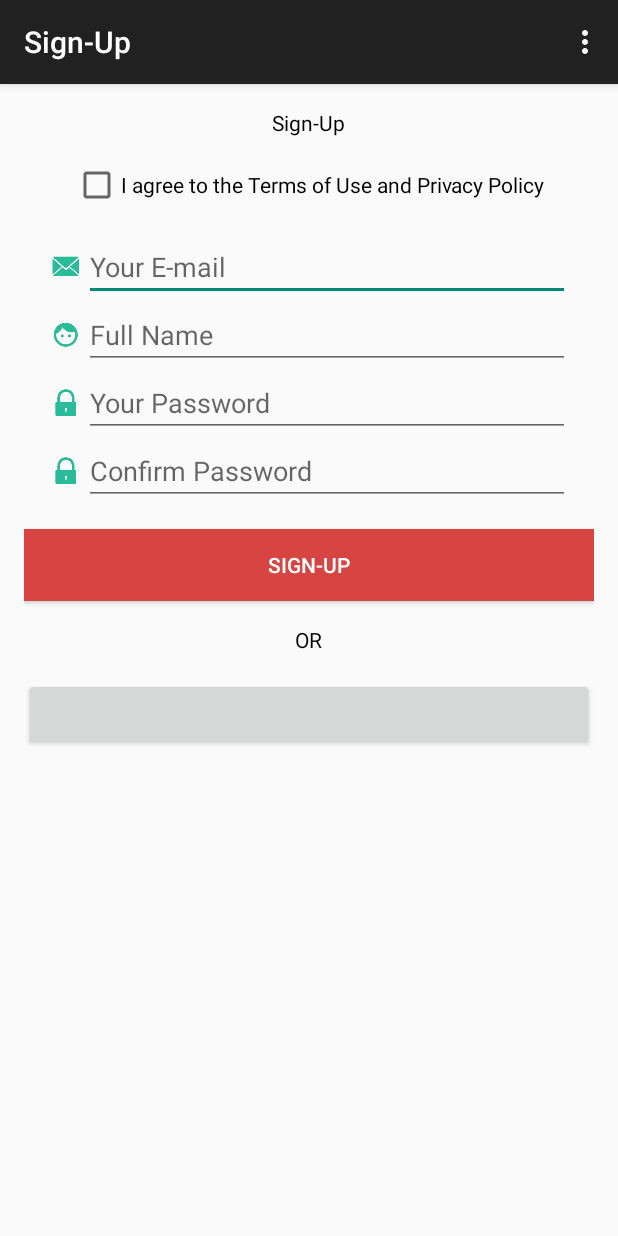
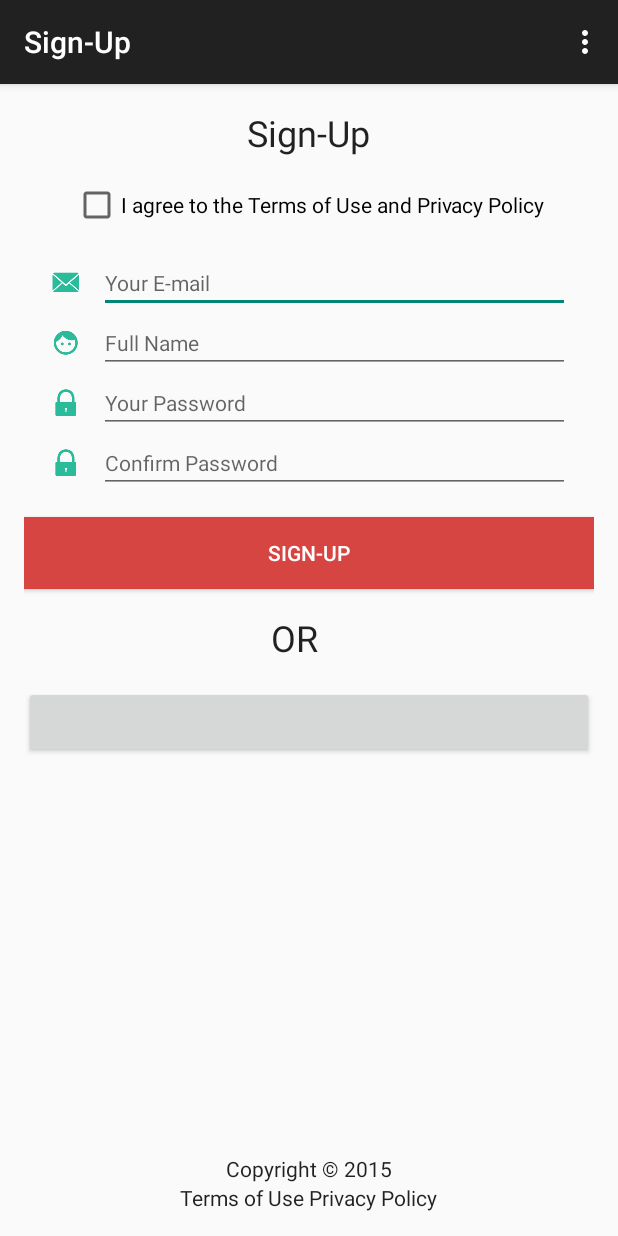
Before and after one commit to hananideen/Login, an Android app: the screen it shows after launch (MainActivity), on a phone screen of 412 x 824 dp. Run offline under Robolectric (Android 15) with nearby library versions, the phone set to English and light mode, and no system bars; libraries missing offline, so code that uses them is left out: com.facebook, com.facebook.appevents, com.facebook.login; plain views replace LoginButton; 4 statements that could not run were skipped.

Commit message:
Fix layout

```diff
--- a/app/src/main/res/layout/fragment_main.xml
+++ b/app/src/main/res/layout/fragment_main.xml
@@ -1,32 +1,40 @@
-<LinearLayout xmlns:android="http://schemas.android.com/apk/res/android"
-    xmlns:tools="http://schemas.android.com/tools" android:layout_width="match_parent"
-    android:layout_height="match_parent" android:paddingLeft="@dimen/activity_horizontal_margin"
+<RelativeLayout xmlns:android="http://schemas.android.com/apk/res/android"
+    xmlns:tools="http://schemas.android.com/tools"
+    android:layout_width="match_parent"
+    android:layout_height="match_parent"
+    android:paddingLeft="@dimen/activity_horizontal_margin"
     android:paddingRight="@dimen/activity_horizontal_margin"
     android:paddingTop="@dimen/activity_vertical_margin"
-    android:paddingBottom="@dimen/activity_vertical_margin" tools:context=".MainActivityFragment"
-    android:orientation="vertical">
+    android:paddingBottom="@dimen/activity_vertical_margin"
+    tools:context=".MainActivityFragment">
 
     <TextView
         android:layout_width="wrap_content"
         android:layout_height="wrap_content"
         android:paddingBottom="16dp"
         android:text="@string/signup"
-        android:id="@+id/textView1"
-        android:layout_gravity="center"
-        android:textColor="@color/black"/>
+        android:id="@+id/tv_title"
+        style="@style/Base.TextAppearance.AppCompat.Headline"
+        android:layout_centerHorizontal="true" />
 
     <CheckBox
         android:layout_width="wrap_content"
         android:layout_height="wrap_content"
         android:layout_gravity="center"
         android:text="@string/terms"
-        android:id="@+id/checkBox" />
+        android:id="@+id/checkBox"
+        android:layout_centerHorizontal="true"
+        android:layout_below="@+id/tv_title"/>
 
     <LinearLayout
         android:padding="16dp"
         android:orientation="vertical"
         android:layout_width="match_parent"
-        android:layout_height="wrap_content">
+        android:layout_height="wrap_content"
+        android:id="@+id/ll_details"
+        android:layout_below="@+id/checkBox"
+        android:layout_alignParentLeft="true"
+        android:layout_alignParentStart="true">
 
         <LinearLayout
             android:layout_width="match_parent"
@@ -36,16 +44,18 @@
             <ImageView
                 android:layout_width="wrap_content"
                 android:layout_height="wrap_content"
-                android:id="@+id/imageView"
+                android:paddingRight="10dp"
+                android:id="@+id/iv_email"
                 android:layout_gravity="center"
                 android:src="@drawable/ic_email"/>
 
             <EditText
                 android:layout_width="match_parent"
                 android:layout_height="wrap_content"
-                android:id="@+id/editText1"
+                android:id="@+id/et_email"
                 android:hint="@string/email"
-                android:inputType="textEmailAddress"/>
+                android:inputType="textEmailAddress"
+                style="@style/Base.TextAppearance.AppCompat"/>
 
         </LinearLayout>
 
@@ -57,16 +67,18 @@
             <ImageView
                 android:layout_width="wrap_content"
                 android:layout_height="wrap_content"
-                android:id="@+id/imageView2"
+                android:paddingRight="10dp"
+                android:id="@+id/iv_name"
                 android:layout_gravity="center"
                 android:src="@drawable/ic_face"/>
 
             <EditText
                 android:layout_width="match_parent"
                 android:layout_height="wrap_content"
-                android:id="@+id/editText2"
+                android:id="@+id/et_name"
                 android:hint="@string/name"
-                android:inputType="textCapWords"/>
+                android:inputType="textCapWords"
+                style="@style/Base.TextAppearance.AppCompat"/>
             </LinearLayout>
 
         <LinearLayout
@@ -77,16 +89,18 @@
             <ImageView
                 android:layout_width="wrap_content"
                 android:layout_height="wrap_content"
-                android:id="@+id/imageView3"
+                android:paddingRight="10dp"
+                android:id="@+id/ic_pass"
                 android:layout_gravity="center"
                 android:src="@drawable/ic_password"/>
 
             <EditText
                 android:layout_width="match_parent"
                 android:layout_height="wrap_content"
-                android:id="@+id/editText3"
+                android:id="@+id/et_pass"
                 android:hint="@string/pass"
-                android:inputType="textPassword"/>
+                android:inputType="textPassword"
+                style="@style/Base.TextAppearance.AppCompat"/>
             </LinearLayout>
 
         <LinearLayout
@@ -97,16 +111,18 @@
             <ImageView
                 android:layout_width="wrap_content"
                 android:layout_height="wrap_content"
-                android:id="@+id/imageView4"
+                android:paddingRight="10dp"
+                android:id="@+id/iv_confirm_pass"
                 android:layout_gravity="center"
                 android:src="@drawable/ic_password"/>
 
             <EditText
                 android:layout_width="match_parent"
                 android:layout_height="wrap_content"
-                android:id="@+id/editText4"
+                android:id="@+id/et_confirm_pass"
                 android:hint="@string/confirmPass"
-                android:inputType="textPassword"/>
+                android:inputType="textPassword"
+                style="@style/Base.TextAppearance.AppCompat"/>
             </LinearLayout>
     </LinearLayout>
 
@@ -116,21 +132,56 @@
         android:layout_height="wrap_content"
         android:text="@string/signup"
         android:background="@drawable/button_bg"
-        android:textColor="@color/white"/>
+        android:textColor="@color/white"
+        android:layout_below="@+id/ll_details"
+        android:layout_alignParentLeft="true"
+        android:layout_alignParentStart="true" />
 
     <TextView
         android:layout_width="wrap_content"
         android:layout_height="wrap_content"
         android:padding="16dp"
         android:text="OR"
-        android:id="@+id/textView2"
+        android:id="@+id/tv_or"
         android:layout_gravity="center"
-        android:textColor="@color/black"/>
+        style="@style/Base.TextAppearance.AppCompat.Headline"
+        android:layout_below="@+id/btn_signup"
+        android:layout_alignLeft="@+id/tv_title"
+        android:layout_alignStart="@+id/tv_title" />
 
     <com.facebook.login.widget.LoginButton
         android:id="@+id/login_button"
         android:layout_width="match_parent"
         android:layout_height="wrap_content"
-        />
+        android:paddingTop="10dp"
+        android:paddingBottom="10dp"
+        android:layout_below="@+id/tv_or"
+        android:layout_alignParentLeft="true"
+        android:layout_alignParentStart="true" />
 
-</LinearLayout>
+    <LinearLayout
+        android:layout_width="match_parent"
+        android:layout_height="wrap_content"
+        android:orientation="vertical"
+        android:layout_alignParentBottom="true"
+        android:id="@+id/linearLayout2">
+
+        <TextView
+            android:layout_width="wrap_content"
+            android:layout_height="wrap_content"
+            android:text="@string/copyright"
+            android:id="@+id/tv_copyright"
+            android:layout_gravity="center"
+            style="@style/Base.TextAppearance.AppCompat"/>
+
+        <TextView
+            android:layout_width="wrap_content"
+            android:layout_height="wrap_content"
+            android:text="@string/policy"
+            android:layout_gravity="center"
+            android:id="@+id/tv_policy"
+            style="@style/Base.TextAppearance.AppCompat"/>
+
+    </LinearLayout>
+
+</RelativeLayout>
--- a/app/src/main/res/values/strings.xml
+++ b/app/src/main/res/values/strings.xml
@@ -1,6 +1,8 @@
 <resources>
     <string name="app_name">Login</string>
     <string name="action_settings">Settings</string>
+
+    <!--Sign-UP-->
     <string name="signup">Sign-Up</string>
     <string name="terms">I agree to the Terms of Use and Privacy Policy</string>
     <string name="email">Your E-mail</string>
@@ -8,6 +10,8 @@
     <string name="pass">Your Password</string>
     <string name="confirmPass">Confirm Password</string>
     <string name="signup_fb">Sign Up with Facebook</string>
+    <string name="copyright">Copyright © 2015</string>
+    <string name="policy">Terms of Use  Privacy Policy</string>
 
     <string name="facebook_app_id">754768237979347</string>
 </resources>
```
Also changed, not shown: app/src/main/res/layout/activity_main.xml (+6 -3 lines).
